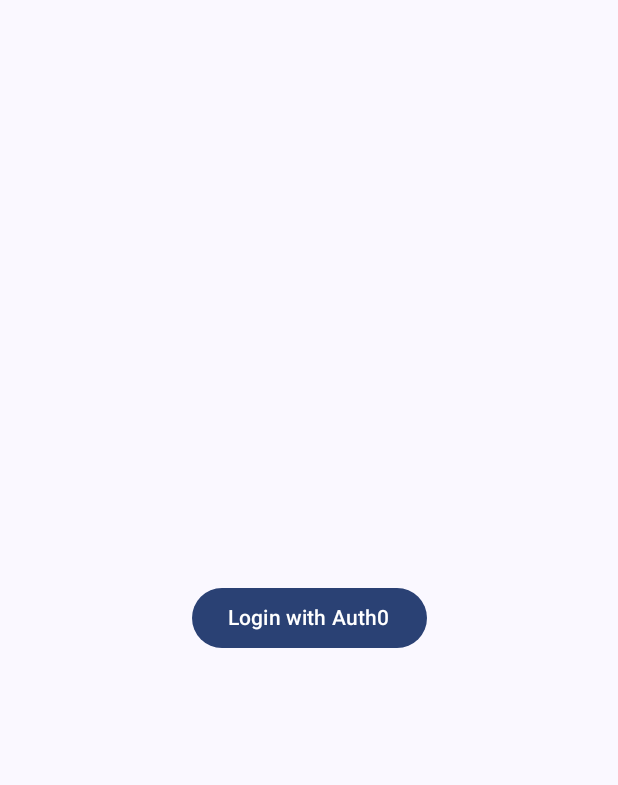
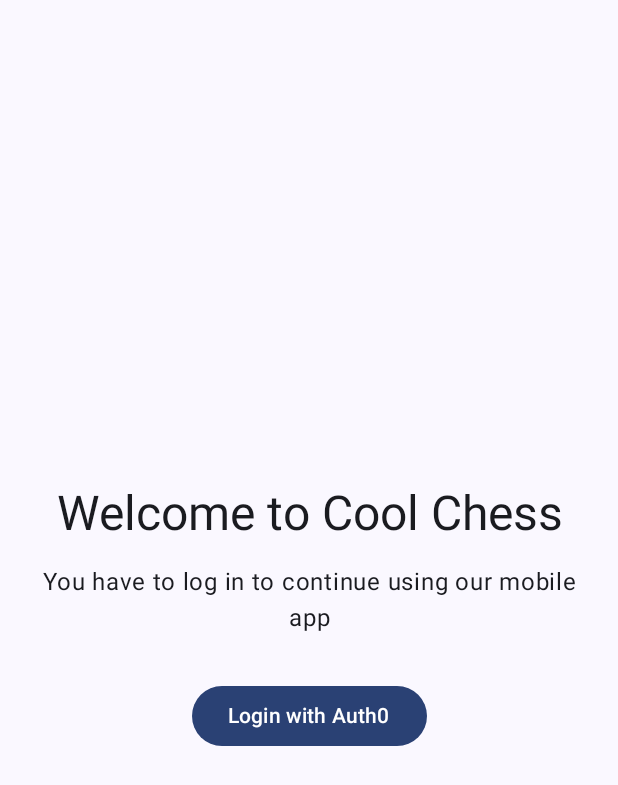
Before and after one commit to accodash/cool-chess-mobile, an Android app built with Jetpack Compose: the screen it shows after launch (MainActivity), on a phone screen of 412 x 824 dp. Shown: the top 785 px of the screen. Run offline under Robolectric (Android 15) with nearby library versions, the phone set to English and light mode, and no system bars; libraries missing offline, so code that uses them is left out: com.auth0.android.

Commit message:
Make LoggedInScreen and LoginScreen components

```diff
--- a/app/build.gradle.kts
+++ b/app/build.gradle.kts
@@ -36,7 +36,7 @@
 
     buildTypes {
         release {
-            isMinifyEnabled = false
+            isMinifyEnabled = true
             proguardFiles(
                 getDefaultProguardFile("proguard-android-optimize.txt"),
                 "proguard-rules.pro"
@@ -74,6 +74,7 @@
     implementation(libs.androidx.ui.graphics)
     implementation(libs.androidx.ui.tooling.preview)
     implementation(libs.androidx.material3)
+    implementation(libs.androidx.material.icons.extended)
     implementation(libs.retrofit)
     implementation(libs.converter.gson)
     implementation(libs.androidx.datastore.preferences)
--- a/app/src/main/java/pl/accodash/coolchess/MainActivity.kt
+++ b/app/src/main/java/pl/accodash/coolchess/MainActivity.kt
@@ -1,36 +1,14 @@
 package pl.accodash.coolchess
 
 import android.os.Bundle
-import android.util.Log
 import androidx.activity.ComponentActivity
 import androidx.activity.compose.setContent
 import androidx.activity.enableEdgeToEdge
-import androidx.compose.foundation.layout.Arrangement
-import androidx.compose.foundation.layout.Column
-import androidx.compose.foundation.layout.Spacer
 import androidx.compose.foundation.layout.fillMaxSize
-import androidx.compose.foundation.layout.height
 import androidx.compose.foundation.layout.padding
-import androidx.compose.material3.Button
-import androidx.compose.material3.CircularProgressIndicator
-import androidx.compose.material3.MaterialTheme
 import androidx.compose.material3.Scaffold
-import androidx.compose.material3.Text
-import androidx.compose.runtime.Composable
-import androidx.compose.runtime.getValue
-import androidx.compose.runtime.mutableStateOf
-import androidx.compose.runtime.remember
-import androidx.compose.runtime.rememberCoroutineScope
-import androidx.compose.runtime.setValue
-import androidx.compose.ui.Alignment
 import androidx.compose.ui.Modifier
-import androidx.compose.ui.platform.LocalContext
-import androidx.compose.ui.unit.dp
-import kotlinx.coroutines.launch
-import pl.accodash.coolchess.api.RetrofitClient
-import pl.accodash.coolchess.api.models.User
-import pl.accodash.coolchess.api.services.UserService
-import pl.accodash.coolchess.auth.AuthManager
+import pl.accodash.coolchess.ui.CoolChessApp
 import pl.accodash.coolchess.ui.theme.CoolChessTheme
 
 class MainActivity : ComponentActivity() {
@@ -40,61 +18,9 @@
         setContent {
             CoolChessTheme {
                 Scaffold(modifier = Modifier.fillMaxSize()) { innerPadding ->
-                    MainScreen(modifier = Modifier.padding(innerPadding))
+                    CoolChessApp(modifier = Modifier.padding(innerPadding))
                 }
             }
         }
     }
 }
-
-@Composable
-fun MainScreen(modifier: Modifier = Modifier) {
-    val context = LocalContext.current
-    val authManager = remember { AuthManager(context) }
-
-    var isLoading by remember { mutableStateOf(false) }
-    var user by remember { mutableStateOf<User?>(null) }
-    var errorMessage by remember { mutableStateOf<String?>(null) }
-
-    val scope = rememberCoroutineScope()
-
-    Column(
-        modifier = modifier
-            .fillMaxSize()
-            .padding(16.dp),
-        verticalArrangement = Arrangement.Center,
-        horizontalAlignment = Alignment.CenterHorizontally
-    ) {
-        if (isLoading) {
-            CircularProgressIndicator()
-        } else if (user != null) {
-            Text(text = "Hello, ${user!!.username}", style = MaterialTheme.typography.headlineSmall)
-        } else {
-            Button(
-                onClick = {
-                    scope.launch {
-                        isLoading = true
-                        try {
-                            val credentials = authManager.login(context)
-                            val token = credentials.accessToken
-                            val userService = RetrofitClient.createService(UserService::class.java, token)
-                            user = userService.getCurrentUser()
-                        } catch (e: Exception) {
-                            Log.e("MainScreen", "Auth or Fetch Failed", e)
-                            errorMessage = e.message
-                        } finally {
-                            isLoading = false
-                        }
-                    }
-                }
-            ) {
-                Text("Login with Auth0")
-            }
-        }
-
-        if (errorMessage != null) {
-            Spacer(modifier = Modifier.height(16.dp))
-            Text(text = "Error: $errorMessage", color = MaterialTheme.colorScheme.error)
-        }
-    }
-}
--- /dev/null
+++ b/app/src/main/java/pl/accodash/coolchess/ui/CoolChessApp.kt
@@ -0,0 +1,54 @@
+package pl.accodash.coolchess.ui
+
+import androidx.compose.runtime.Composable
+import androidx.compose.runtime.getValue
+import androidx.compose.runtime.mutableStateOf
+import androidx.compose.runtime.remember
+import androidx.compose.runtime.rememberCoroutineScope
+import androidx.compose.runtime.setValue
+import androidx.compose.ui.Modifier
+import androidx.compose.ui.platform.LocalContext
+import kotlinx.coroutines.launch
+import pl.accodash.coolchess.api.RetrofitClient
+import pl.accodash.coolchess.api.models.User
+import pl.accodash.coolchess.api.services.UserService
+import pl.accodash.coolchess.auth.AuthManager
+import pl.accodash.coolchess.ui.screens.LoggedInScreen
+import pl.accodash.coolchess.ui.screens.LoginScreen
+
+@Composable
+fun CoolChessApp(modifier: Modifier = Modifier) {
+    val context = LocalContext.current
+    val authManager = remember { AuthManager(context) }
+
+    var isLoading by remember { mutableStateOf(false) }
+    var user by remember { mutableStateOf<User?>(null) }
+    var errorMessage by remember { mutableStateOf<String?>(null) }
+    val scope = rememberCoroutineScope()
+
+    if (user == null) {
+        LoginScreen(
+            isLoading = isLoading,
+            errorMessage = errorMessage,
+            onLoginClick = {
+                scope.launch {
+                    isLoading = true
+                    errorMessage = null
+                    try {
+                        val credentials = authManager.login(context)
+                        val token = credentials.accessToken
+                        val userService = RetrofitClient.createService(UserService::class.java, token)
+                        user = userService.getCurrentUser()
+                    } catch (e: Exception) {
+                        errorMessage = e.message ?: "Unknown error"
+                    } finally {
+                        isLoading = false
+                    }
+                }
+            },
+            modifier = modifier
+        )
+    } else {
+        LoggedInScreen(user!!, modifier)
+    }
+}
--- /dev/null
+++ b/app/src/main/java/pl/accodash/coolchess/ui/screens/LoginScreen.kt
@@ -0,0 +1,64 @@
+package pl.accodash.coolchess.ui.screens
+
+import androidx.compose.foundation.layout.Arrangement
+import androidx.compose.foundation.layout.Column
+import androidx.compose.foundation.layout.Spacer
+import androidx.compose.foundation.layout.fillMaxSize
+import androidx.compose.foundation.layout.height
+import androidx.compose.foundation.layout.padding
+import androidx.compose.material3.Button
+import androidx.compose.material3.CircularProgressIndicator
+import androidx.compose.material3.MaterialTheme
+import androidx.compose.material3.Text
+import androidx.compose.runtime.Composable
+import androidx.compose.ui.Alignment
+import androidx.compose.ui.Modifier
+import androidx.compose.ui.res.stringResource
+import androidx.compose.ui.text.style.TextAlign
+import androidx.compose.ui.unit.dp
+import pl.accodash.coolchess.R
+
+@Composable
+fun LoginScreen(
+    isLoading: Boolean,
+    errorMessage: String?,
+    onLoginClick: () -> Unit,
+    modifier: Modifier = Modifier
+) {
+    Column(
+        modifier = modifier
+            .fillMaxSize()
+            .padding(24.dp),
+        verticalArrangement = Arrangement.Center,
+        horizontalAlignment = Alignment.CenterHorizontally
+    ) {
+        Text(
+            text = stringResource(R.string.login_header),
+            style = MaterialTheme.typography.headlineLarge,
+            textAlign = TextAlign.Center,
+            modifier = Modifier.padding(bottom = 16.dp)
+        )
+        Text(
+            text = stringResource(R.string.login_caption),
+            style = MaterialTheme.typography.bodyLarge,
+            textAlign = TextAlign.Center,
+            modifier = Modifier.padding(bottom = 32.dp)
+        )
+
+        if (isLoading) {
+            CircularProgressIndicator()
+        } else {
+            Button(onClick = onLoginClick) {
+                Text(stringResource(R.string.login_button))
+            }
+        }
+
+        if (!errorMessage.isNullOrEmpty()) {
+            Spacer(modifier = Modifier.height(20.dp))
+            Text(
+                text = "Error: $errorMessage",
+                color = MaterialTheme.colorScheme.error
+            )
+        }
+    }
+}
--- a/app/src/main/res/values/strings.xml
+++ b/app/src/main/res/values/strings.xml
@@ -1,3 +1,15 @@
 <resources>
     <string name="app_name">Cool Chess</string>
+
+    <!--  Tabs  -->
+    <string name="home">Home</string>
+    <string name="history">History</string>
+    <string name="ranking">Ranking</string>
+    <string name="social">Social</string>
+    <string name="more">More</string>
+
+    <!--  Login Screen  -->
+    <string name="login_button">Login with Auth0</string>
+    <string name="login_header">Welcome to Cool Chess</string>
+    <string name="login_caption">You have to log in to continue using our mobile app</string>
 </resources>
--- a/gradle/libs.versions.toml
+++ b/gradle/libs.versions.toml
@@ -13,10 +13,12 @@
 activityCompose = "1.8.0"
 composeBom = "2024.03.00"
 loggingInterceptor = "4.10.0"
+materialIconsExtended = "1.7.8"
 
 [libraries]
 androidx-core-ktx = { group = "androidx.core", name = "core-ktx", version.ref = "coreKtx" }
 androidx-datastore-preferences = { module = "androidx.datastore:datastore-preferences", version.ref = "datastorePreferences" }
+androidx-material-icons-extended = { module = "androidx.compose.material:material-icons-extended", version.ref = "materialIconsExtended" }
 auth0 = { module = "com.auth0.android:auth0", version.ref = "auth0" }
 converter-gson = { module = "com.squareup.retrofit2:converter-gson", version.ref = "converterGson" }
 junit = { group = "junit", name = "junit", version.ref = "junit" }
```
Also changed, not shown: app/src/main/java/pl/accodash/coolchess/ui/screens/LoggedInScreen.kt (added, +57 -0 lines).
